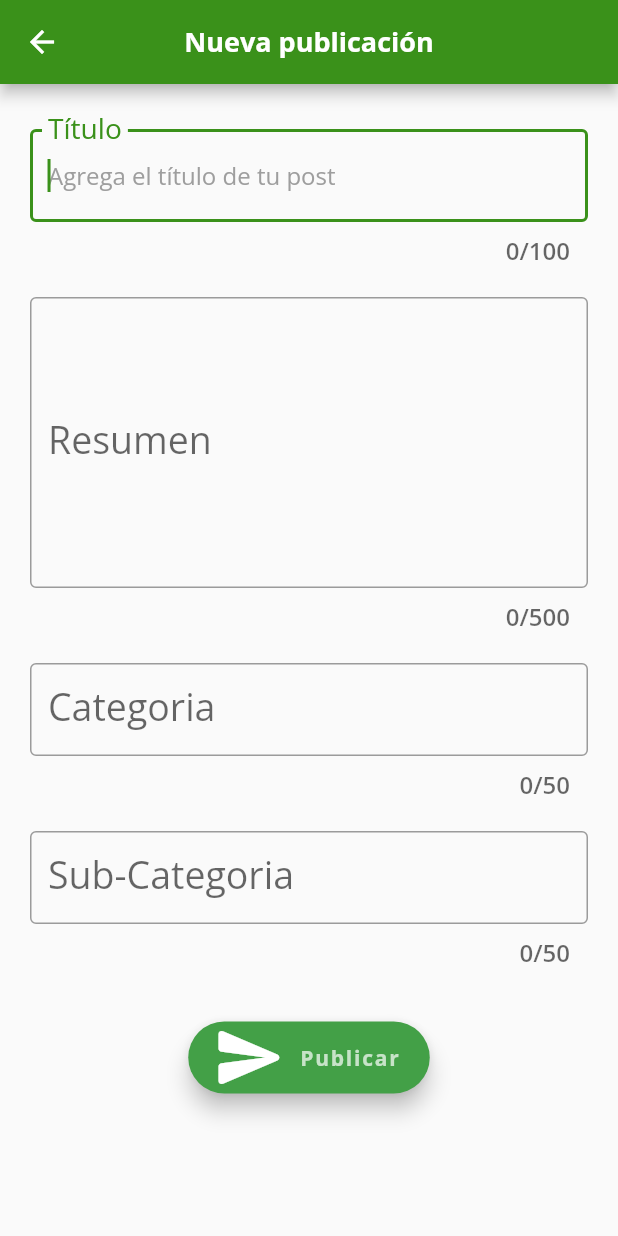
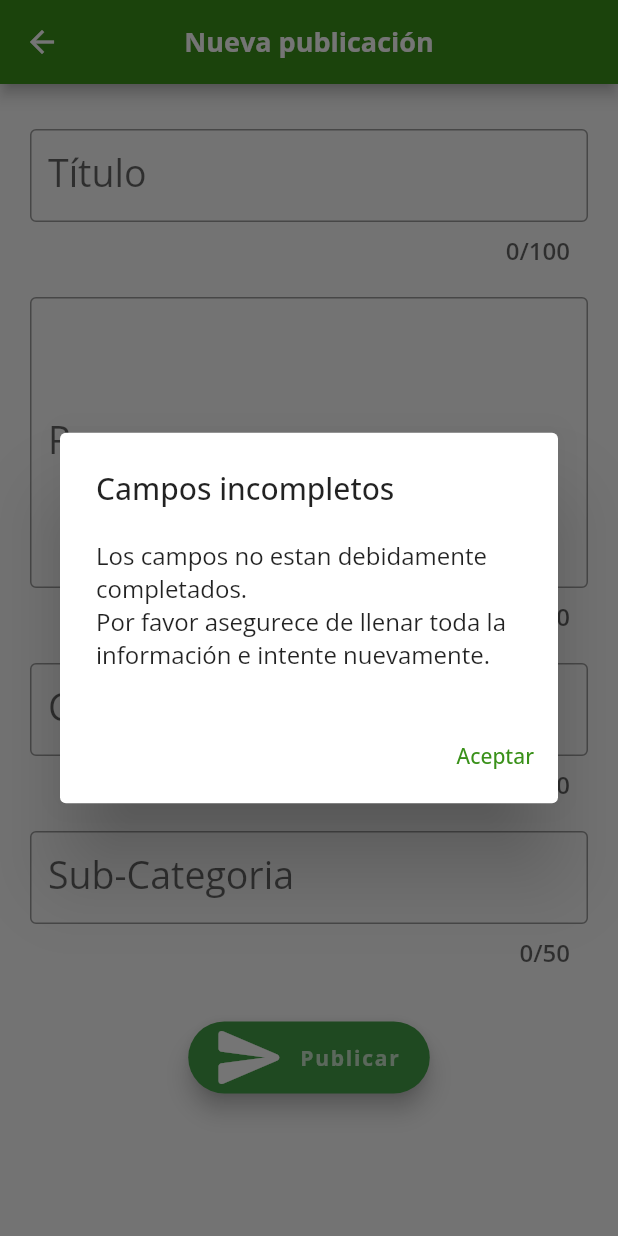
Before and after one commit to davidmantilla12/ciclo4_app_periodistas, a Flutter app: the NewPost screen opened directly, after a tap on "Publicar", on a phone screen of 412 x 824 dp. Run offline on Flutter 3.47's test engine with Material 2 defaults, Android fonts, the phone set to English and light mode, and no system bars; our stand-ins replace get, google_fonts; network calls fail.

Commit message:
adding validations for new posts

```diff
--- a/lib/domain/use _cases/controllers/publication_controller.dart
+++ b/lib/domain/use _cases/controllers/publication_controller.dart
@@ -5,16 +5,41 @@ class PublicationCtrl extends GetxController {
 
   // String? _publisher;
   // DateTime? _updateDate;
-  var title = TextEditingController();
-  var content = TextEditingController();
-  var category = TextEditingController();
-  var subCategory = TextEditingController();
+  final _title = TextEditingController();
+  final _content = TextEditingController();
+  final _category = TextEditingController();
+  final _subCategory = TextEditingController();
+
+  get title => _title;
+  get content => _content;
+  get category => _category;
+  get subCategory => _subCategory;
+
+  isPostEmpty() {
+    /// return true if all fields has been fulfilled, otherwise false
+    return _title.text.trim().isNotEmpty &&
+           _content.text.trim().isNotEmpty &&
+           _category.text.trim().isNotEmpty &&
+           _subCategory.text.trim().isNotEmpty ?
+           false :
+           true;
+  }
+
+  clearFields() {
+    _title.clear();
+    _content.clear();
+    _category.clear();
+    _subCategory.clear();
+  }
+
 
   info() {
-    print('publication date post: ${DateTime.now()}\n'
-          'post title: ${title.text}\n'
-          'post content: ${content.text}\n'
-          'post category: ${category.text}\n'
-          'post subcategory: ${subCategory.text}\n');
+
+    var text = _title.text;
+    print('post publication date: ${DateTime.now()}\n'
+          'post title: ${_title.text.trim()}\n'
+          'post content: ${_content.text.trim()}\n'
+          'post category: ${_category.text.trim()}\n'
+          'post subcategory: ${_subCategory.text.trim()}\n');
   }
 }
--- a/lib/ui/pages/content/publications/widgets/add_new_post.dart
+++ b/lib/ui/pages/content/publications/widgets/add_new_post.dart
@@ -112,9 +112,16 @@ class _NewPostState extends State<NewPost> {
                 ),
               ),
 
-              // TODO: implement add category controller
               onPressed: () {
-                publicationCtrl.info();
+                if (publicationCtrl.isPostEmpty()) {
+                  print('there must be at least one field empty!');
+                  showAlertEmptyFields(context);
+                } else {
+                  publicationCtrl.info();
+                  publicationCtrl.clearFields();
+                  Navigator.pop(context);
+                  confirmNewPost();
+                }
               },
             )
           ],
@@ -122,4 +129,40 @@ class _NewPostState extends State<NewPost> {
       ),
     );
   }
+
+  confirmNewPost() {
+    Get.showSnackbar(const GetSnackBar(
+      message: "Nuevo post agregado",
+      duration: Duration(seconds: 3),
+    ));
+  }
+
+  Future<void> showAlertEmptyFields(context) async {
+    return showDialog<void>(
+      context: context,
+      barrierDismissible: false, // user must tap button!
+      builder: (BuildContext context) {
+        return AlertDialog(
+          title: const Text('Campos incompletos'),
+          content: SingleChildScrollView(
+            child: ListBody(
+              children: const <Widget>[
+                Text('Los campos no estan debidamente completados.'),
+                Text(
+                    'Por favor asegurece de llenar toda la información e intente nuevamente.'),
+              ],
+            ),
+          ),
+          actions: <Widget>[
+            TextButton(
+              child: const Text('Aceptar'),
+              onPressed: () {
+                Navigator.of(context).pop();
+              },
+            ),
+          ],
+        );
+      },
+    );
+  }
 }
```
Also changed, not shown: 1 other file.
